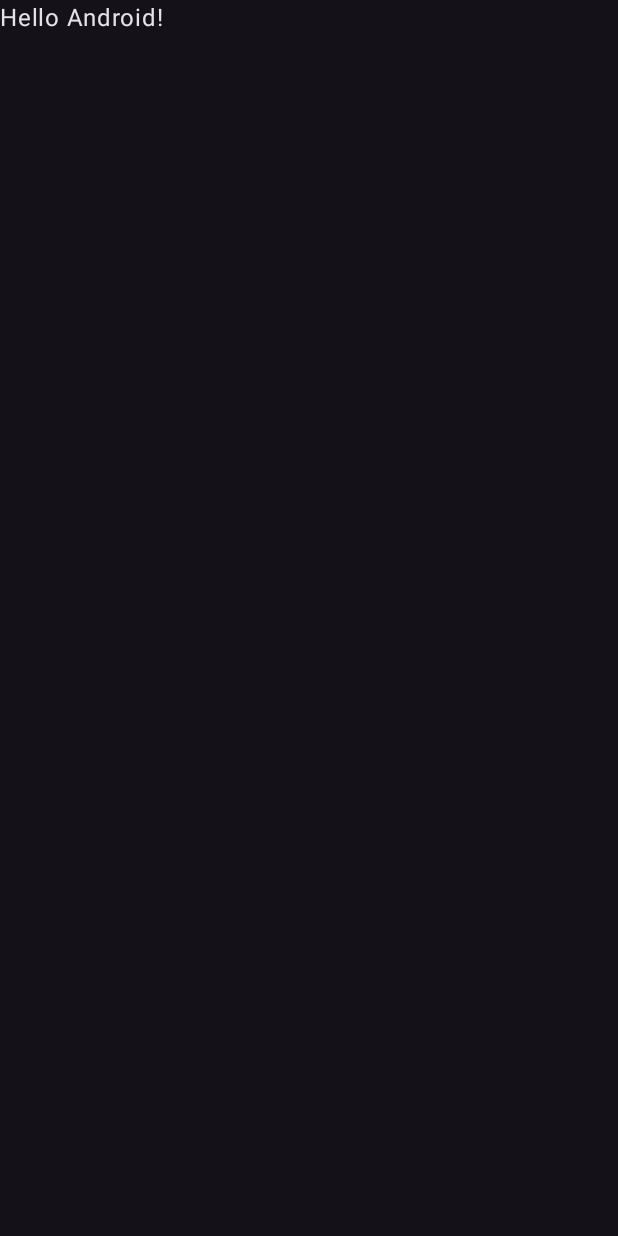
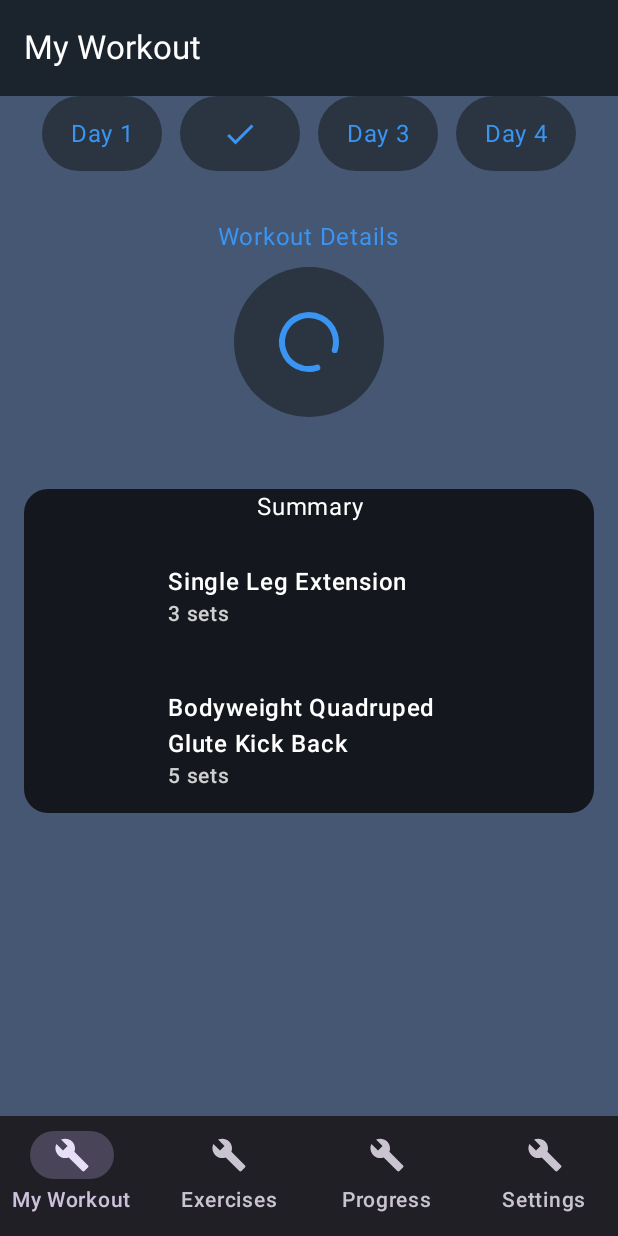
Before and after one commit to avibarel4/fitness-workout, an Android app built with Jetpack Compose: the screen it shows after launch (MainActivity), on a phone screen of 412 x 824 dp. Before the commit the screen is almost empty. Run offline under Robolectric (Android 15) with nearby library versions, the phone set to English and light mode, and no system bars; our stand-ins replace Dagger/Hilt's generated code.

Commit message:
ui - midwork

```diff
--- a/app/src/main/assets/workouts.json
+++ b/app/src/main/assets/workouts.json
@@ -2,6 +2,7 @@
     "workouts": [
       {
         "day": 1,
+        "is_completed": false,
         "workout": [
           {
             "exercise_id": 1,
@@ -27,6 +28,7 @@
       },
       {
         "day": 2,
+        "is_completed": true,
         "workout": [
           {
             "exercise_id": 3,
@@ -62,6 +64,7 @@
       },
       {
         "day": 3,
+        "is_completed": false,
         "workout": [
           {
             "exercise_id": 5,
@@ -107,6 +110,7 @@
       },
       {
         "day": 4,
+        "is_completed": false,
         "workout": [
           {
             "exercise_id": 6,
--- a/app/src/main/java/com/avi/fitnessworkout/MainActivity.kt
+++ b/app/src/main/java/com/avi/fitnessworkout/MainActivity.kt
@@ -4,44 +4,29 @@ import android.os.Bundle
 import androidx.activity.ComponentActivity
 import androidx.activity.compose.setContent
 import androidx.activity.enableEdgeToEdge
-import androidx.compose.foundation.layout.fillMaxSize
-import androidx.compose.foundation.layout.padding
-import androidx.compose.material3.Scaffold
-import androidx.compose.material3.Text
 import androidx.compose.runtime.Composable
-import androidx.compose.ui.Modifier
 import androidx.compose.ui.tooling.preview.Preview
+import com.avi.fitnessworkout.ui.pages.main.BottomNavigationMainPage
 import com.avi.fitnessworkout.ui.theme.FitnessWorkoutTheme
+import dagger.hilt.android.AndroidEntryPoint
 
+@AndroidEntryPoint
 class MainActivity : ComponentActivity() {
     override fun onCreate(savedInstanceState: Bundle?) {
         super.onCreate(savedInstanceState)
         enableEdgeToEdge()
         setContent {
             FitnessWorkoutTheme {
-                Scaffold(modifier = Modifier.fillMaxSize()) { innerPadding ->
-                    Greeting(
-                        name = "Android",
-                        modifier = Modifier.padding(innerPadding)
-                    )
-                }
+                BottomNavigationMainPage()
             }
         }
     }
 }
 
+@Preview
 @Composable
-fun Greeting(name: String, modifier: Modifier = Modifier) {
-    Text(
-        text = "Hello $name!",
-        modifier = modifier
-    )
-}
-
-@Preview(showBackground = true)
-@Composable
-fun GreetingPreview() {
+private fun BottomNavigationMainPagePreview() {
     FitnessWorkoutTheme {
-        Greeting("Android")
+        BottomNavigationMainPage()
     }
 }
--- a/app/src/main/java/com/avi/fitnessworkout/domain/models/WorkoutEntity.kt
+++ b/app/src/main/java/com/avi/fitnessworkout/domain/models/WorkoutEntity.kt
@@ -10,8 +10,10 @@ data class WorkoutPlanEntity(
 data class WorkoutDayEntity(
     @SerializedName("day")
     val day: Int,
+    @SerializedName("is_completed")
+    val isCompleted: Boolean,
     @SerializedName("workout")
-    val workout: List<ExerciseEntity>
+    val workouts: List<ExerciseEntity>
 )
 
 data class ExerciseEntity(
--- /dev/null
+++ b/app/src/main/java/com/avi/fitnessworkout/ui/pages/main/BottomNavigationMainPage.kt
@@ -0,0 +1,146 @@
+package com.avi.fitnessworkout.ui.pages.main
+
+import com.avi.fitnessworkout.R
+import androidx.annotation.DrawableRes
+import androidx.annotation.StringRes
+import androidx.compose.foundation.layout.Box
+import androidx.compose.foundation.layout.fillMaxSize
+import androidx.compose.foundation.layout.padding
+import androidx.compose.material.icons.Icons
+import androidx.compose.material.icons.filled.Build
+import androidx.compose.material3.ExperimentalMaterial3Api
+import androidx.compose.material3.Icon
+import androidx.compose.material3.MaterialTheme
+import androidx.compose.material3.NavigationBar
+import androidx.compose.material3.NavigationBarItem
+import androidx.compose.material3.Scaffold
+import androidx.compose.material3.Text
+import androidx.compose.material3.TopAppBar
+import androidx.compose.runtime.Composable
+import androidx.compose.runtime.LaunchedEffect
+import androidx.compose.runtime.getValue
+import androidx.compose.runtime.mutableIntStateOf
+import androidx.compose.runtime.mutableStateOf
+import androidx.compose.runtime.remember
+import androidx.compose.runtime.setValue
+import androidx.compose.ui.Alignment
+import androidx.compose.ui.Modifier
+import androidx.compose.ui.res.painterResource
+import androidx.compose.ui.res.stringResource
+import androidx.navigation.compose.NavHost
+import androidx.navigation.compose.composable
+import androidx.navigation.compose.rememberNavController
+import androidx.navigation.createGraph
+import com.avi.fitnessworkout.ui.pages.myworkout.MyWorkoutPage
+import com.avi.fitnessworkout.ui.theme.FWColor
+
+enum class TabPages(
+    @StringRes val text: Int,
+    @DrawableRes val icon: Int?,
+    val route: String
+) {
+    MyWorkouts(
+        text = R.string.main_tabs_my_workout,
+        icon = null, //R.drawable.ic_my_workouts,
+        route = "tab_my_Workouts"
+    ),
+    Exercises(
+        text = R.string.main_tabs_exercises,
+        icon = null,
+        route = "tab_exercises"
+    ),
+    Progress(
+        text = R.string.main_tabs_progress,
+        icon = null,
+        route = "tab_progress"
+    ),
+    Settings(
+        text = R.string.main_tabs_settings,
+        icon = null,
+        route = "tab_settings"
+    )
+}
+
+@OptIn(ExperimentalMaterial3Api::class)
+@Composable
+fun BottomNavigationMainPage() {
+    val navController = rememberNavController()
+    var selectedIndex by remember { mutableIntStateOf(0) }
+
+    var selectedItem by remember { mutableStateOf(TabPages.MyWorkouts) }
+
+    LaunchedEffect(selectedIndex) {
+        selectedItem = TabPages.entries[selectedIndex]
+    }
+
+    Scaffold(
+        topBar = {
+            TopAppBar(
+                title = {
+                    Text(
+                        text = stringResource(selectedItem.text),
+                        style = MaterialTheme.typography.titleLarge,
+                        color = FWColor.White
+                    )
+                }
+            )
+        },
+        bottomBar = {
+            NavigationBar {
+                TabPages.entries.forEachIndexed { index, item ->
+                    val text = stringResource(item.text)
+                    NavigationBarItem(
+                        icon = {
+                            item.icon?.let {
+                                Icon(
+                                    painterResource(id = it),
+                                    contentDescription = text
+                                )
+                            } ?: Icon(
+                                imageVector = Icons.Default.Build,
+                                contentDescription = text
+                            )
+                        },
+                        label = { Text(text) },
+                        selected = selectedIndex == index,
+                        onClick = {
+                            selectedIndex = index
+                            navController.navigate(item.route) {
+                                popUpTo(navController.graph.startDestinationId)
+                                launchSingleTop = true
+                            }
+                        }
+                    )
+                }
+            }
+        }
+    ) { innerPadding ->
+        val graph = navController.createGraph(startDestination = TabPages.MyWorkouts.route) {
+            composable(route = TabPages.MyWorkouts.route) {
+                MyWorkoutPage()
+            }
+            composable(route = TabPages.Exercises.route) {
+                UnderConstructionScreen()
+            }
+            composable(route = TabPages.Progress.route) {
+                UnderConstructionScreen()
+            }
+            composable(route = TabPages.Settings.route) {
+                UnderConstructionScreen()
+            }
+        }
+
+        NavHost(
+            navController = navController,
+            graph = graph,
+            modifier = Modifier.padding(innerPadding)
+        )
+    }
+}
+
+@Composable
+fun UnderConstructionScreen() {
+    Box(modifier = Modifier.fillMaxSize(), contentAlignment = Alignment.Center) {
+        Text("Under Construction", color = FWColor.White, style = MaterialTheme.typography.titleLarge)
+    }
+}
--- /dev/null
+++ b/app/src/main/java/com/avi/fitnessworkout/ui/pages/myworkout/MyWorkoutPage.kt
@@ -0,0 +1,198 @@
+package com.avi.fitnessworkout.ui.pages.myworkout
+
+import androidx.compose.foundation.background
+import androidx.compose.foundation.clickable
+import androidx.compose.foundation.layout.Arrangement
+import androidx.compose.foundation.layout.Box
+import androidx.compose.foundation.layout.Column
+import androidx.compose.foundation.layout.Row
+import androidx.compose.foundation.layout.Spacer
+import androidx.compose.foundation.layout.fillMaxSize
+import androidx.compose.foundation.layout.fillMaxWidth
+import androidx.compose.foundation.layout.height
+import androidx.compose.foundation.layout.padding
+import androidx.compose.foundation.layout.size
+import androidx.compose.foundation.layout.width
+import androidx.compose.foundation.lazy.LazyColumn
+import androidx.compose.foundation.lazy.LazyRow
+import androidx.compose.foundation.lazy.items
+import androidx.compose.foundation.lazy.itemsIndexed
+import androidx.compose.foundation.shape.RoundedCornerShape
+import androidx.compose.material.icons.Icons
+import androidx.compose.material.icons.filled.Check
+import androidx.compose.material3.CircularProgressIndicator
+import androidx.compose.material3.Icon
+import androidx.compose.material3.MaterialTheme
+import androidx.compose.material3.Text
+import androidx.compose.runtime.Composable
+import androidx.compose.runtime.collectAsState
+import androidx.compose.runtime.getValue
+import androidx.compose.runtime.mutableStateOf
+import androidx.compose.runtime.remember
+import androidx.compose.runtime.setValue
+import androidx.compose.ui.Alignment
+import androidx.compose.ui.Modifier
+import androidx.compose.ui.graphics.Color
+import androidx.compose.ui.text.style.TextAlign
+import androidx.compose.ui.text.style.TextOverflow
+import androidx.compose.ui.tooling.preview.Preview
+import androidx.compose.ui.unit.dp
+import androidx.hilt.navigation.compose.hiltViewModel
+import com.avi.fitnessworkout.base.FWState
+import com.avi.fitnessworkout.domain.models.ExerciseEntity
+import com.avi.fitnessworkout.domain.models.WorkoutDayEntity
+import com.avi.fitnessworkout.domain.models.WorkoutPlanEntity
+import com.avi.fitnessworkout.ui.theme.FWColor
+import com.avi.fitnessworkout.ui.theme.FitnessWorkoutTheme
+
+@Composable
+fun MyWorkoutPage(
+    viewModel: MyWorkoutViewModel = hiltViewModel()
+) {
+    val workoutState by viewModel.workoutState.collectAsState()
+
+    when (val state = workoutState) {
+        is FWState.Data -> {
+            workoutState.data?.let {
+                PageData(it)
+            } ?: TODO()
+        }
+        FWState.Empty -> TODO()
+        is FWState.Error -> TODO()
+        is FWState.Loading -> CircularProgressIndicator()
+    }
+
+}
+
+@Composable
+private fun PageData(workoutPlan: WorkoutPlanEntity) {
+    var selectedDay by remember { mutableStateOf(workoutPlan.workouts.first()) }
+
+    Column(Modifier
+        .fillMaxSize()
+        .background(color = FWColor.Gray)
+    ) {
+        DaysRow(workoutPlan.workouts) { selectedDay = it }
+        Spacer(Modifier.height(16.dp))
+        Details()
+        Spacer(Modifier.height(16.dp))
+        Exercises(selectedDay.workouts)
+    }
+}
+
+@Composable
+private fun DaysRow(workouts: List<WorkoutDayEntity>?, onDaySelected: (WorkoutDayEntity) -> Unit = {}) {
+    LazyRow(
+        modifier = Modifier.fillMaxWidth(),
+        horizontalArrangement = Arrangement.Center
+    ) {
+        items(workouts.orEmpty()) { workout ->
+            Spacer(Modifier.width(6.dp))
+            Box(
+                Modifier
+                    .width(80.dp)
+                    .height(50.dp)
+                    .background(FWColor.LightGray, shape = RoundedCornerShape(25.dp))
+                    .clickable { onDaySelected.invoke(workout) },
+                contentAlignment = Alignment.Center
+            ) {
+                if (workout.isCompleted) {
+                    Icon(imageVector = Icons.Default.Check, contentDescription = "", tint = FWColor.LightBlue)
+                } else {
+                    Text(text = "Day ${workout.day}", color = FWColor.LightBlue)
+                }
+            }
+            Spacer(Modifier.width(6.dp))
+        }
+    }
+}
+
+@Composable
+private fun Details() {
+    Column(
+        modifier = Modifier
+            .padding(16.dp)
+            .fillMaxWidth(),
+        verticalArrangement = Arrangement.Center,
+        horizontalAlignment = Alignment.CenterHorizontally
+    ) {
+        Text(text = "Workout Details", color = FWColor.LightBlue)
+        Spacer(modifier = Modifier.height(8.dp))
+        Box(
+            modifier = Modifier
+                .size(100.dp)
+                .background(FWColor.LightGray, shape = RoundedCornerShape(50.dp)),
+            contentAlignment = Alignment.Center
+        ) {
+            CircularProgressIndicator(color = FWColor.LightBlue)
+        }
+    }
+}
+
+@Composable
+private fun Exercises(exercises: List<ExerciseEntity>) {
+    LazyColumn(
+        Modifier
+            .fillMaxSize()
+            .padding(16.dp),
+    ) {
+        item {
+            Box(Modifier.background(FWColor.GeneralBackground, shape = RoundedCornerShape(topStart = 16.dp, topEnd = 16.dp))) {
+                Spacer(Modifier.height(16.dp))
+                Text("Summary", color = FWColor.White, modifier = Modifier.fillMaxWidth(), textAlign = TextAlign.Center)
+            }
+        }
+        itemsIndexed(exercises) { index, exercise ->
+            val bottomShape = if (index == exercises.lastIndex)
+                RoundedCornerShape(bottomStart = 16.dp, bottomEnd = 16.dp)
+            else
+                RoundedCornerShape(0.dp)
+            Box(Modifier.background(FWColor.GeneralBackground, shape = bottomShape)) {
+                ExerciseListItem(exercise)
+            }
+        }
+    }
+}
+
+@Composable
+fun ExerciseListItem(exercise: ExerciseEntity) {
+    Row(Modifier.padding(8.dp), verticalAlignment = Alignment.CenterVertically) {
+        Box(Modifier.size(80.dp)) {
+            // IMAGE
+        }
+        Column(
+            modifier = Modifier
+                .padding(horizontal = 8.dp)
+                .weight(1f),
+            verticalArrangement = Arrangement.Center,
+            horizontalAlignment = Alignment.Start
+        ) {
+            Text(
+                text = exercise.exerciseName,
+                color = FWColor.White,
+                style = MaterialTheme.typography.labelLarge,
+                maxLines = 2,
+                overflow = TextOverflow.Ellipsis
+            )
+            Spacer(Modifier.height(4.dp))
+            Text(
+                text = "${exercise.amountOfSets} sets",
+                color = FWColor.White.copy(0.8f),
+                style = MaterialTheme.typography.labelMedium,
+                maxLines = 1,
+                overflow = TextOverflow.Ellipsis
+            )
+        }
+        Box(Modifier.size(50.dp)) {
+
+        }
+    }
+}
+
+@Preview
+@Composable
+private fun MyWorkoutPagePreview() {
+    FitnessWorkoutTheme {
+        PageData(MockWorkoutData)
+    }
+}
--- a/app/src/main/java/com/avi/fitnessworkout/ui/theme/FWColor.kt
+++ b/app/src/main/java/com/avi/fitnessworkout/ui/theme/FWColor.kt
@@ -6,7 +6,8 @@ object FWColor {
     val Black = Color(0xFF000000)
     val White = Color(0xFFFFFFFF)
     val GeneralBackground = Color(0xFF14171D)
-    val LightGray = Color(0xFF465773)
+    val Gray = Color(0xFF465773)
+    val LightGray = Color(0xFF2B3542)
     val Yellow = Color(0xFFFCD90D)
     val LightBlue = Color(0xFF3995F1)
 }
--- a/app/src/main/res/values/strings.xml
+++ b/app/src/main/res/values/strings.xml
@@ -1,3 +1,9 @@
 <resources>
     <string name="app_name">Fitness Workout</string>
+
+    <string name="main_tabs_my_workout">My Workout</string>
+    <string name="main_tabs_exercises">Exercises</string>
+    <string name="main_tabs_progress">Progress</string>
+    <string name="main_tabs_settings">Settings</string>
+
 </resources>
```
Also changed, not shown: app/src/main/java/com/avi/fitnessworkout/ui/pages/myworkout/MockWorkoutData.kt (added, +78 -0 lines).
